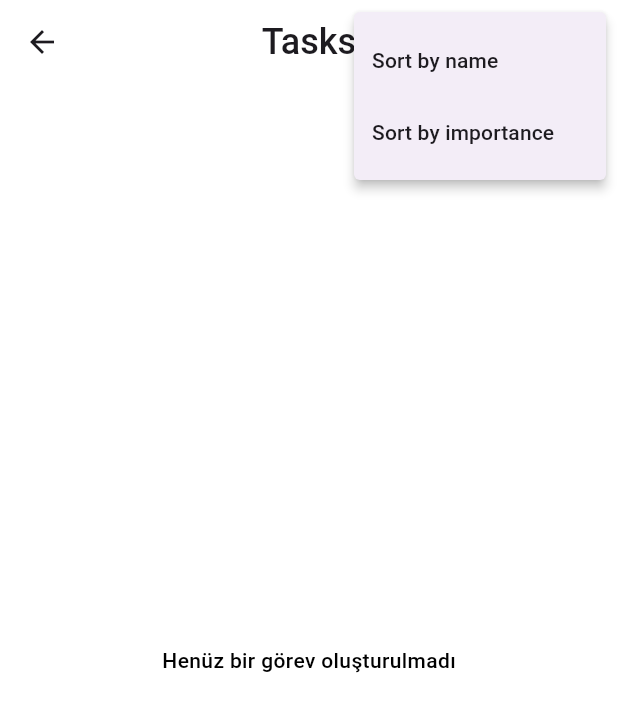
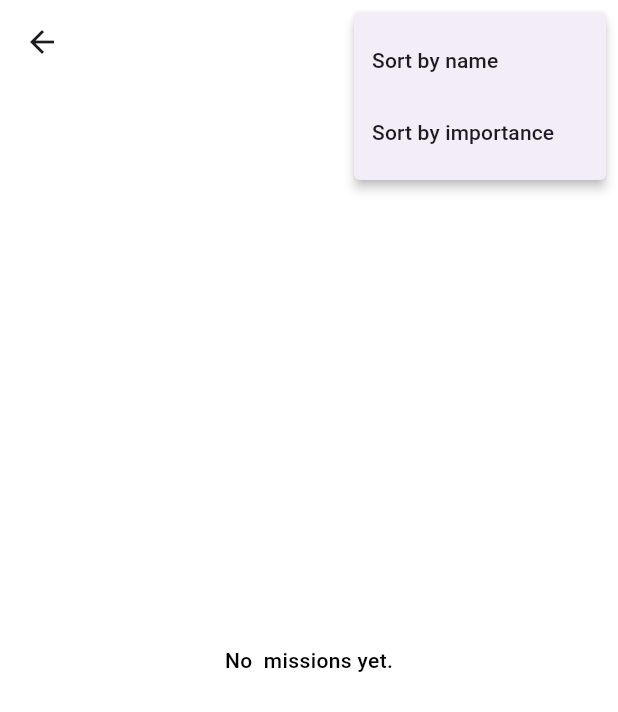
Before and after one commit to mustafanarin/Task-Track, a Flutter app: the TaskListPage screen opened directly with empty values, after a tap on the "menu" icon, on a phone screen of 412 x 824 dp. Shown: the top 712 px of the screen. Run offline on Flutter 3.47's test engine with Material 3 defaults, Android fonts, the phone set to English and light mode, and no system bars; our stand-ins replace animated_bottom_navigation_bar, animated_splash_screen, auto_route, cloud_firestore, equatable, firebase_auth and 9 more; accounts and stored records are empty; generated files the repository leaves out were written again.

```diff
--- a/lib/feature/home/view/task_list_page.dart
+++ b/lib/feature/home/view/task_list_page.dart
@@ -13,8 +13,8 @@ import 'package:todo_app/product/navigate/app_router.dart';
 class TaskListPage extends HookConsumerWidget {
   final int categoryId;
   final CategoryId category;
-   TaskListPage(this.categoryId, this.category, {super.key});
-
+  final String categoryName;
+  TaskListPage(this.categoryId, this.category, this.categoryName, {super.key});
 
   @override
   Widget build(BuildContext context, WidgetRef ref) {
@@ -29,7 +29,7 @@ class TaskListPage extends HookConsumerWidget {
 
     return Scaffold(
       appBar: AppBar(
-        title: const Text("Tasks"),
+        title: Text(categoryName),
         actions: [
           PopupMenuButton(
             icon: const Icon(Icons.menu_outlined),
@@ -51,7 +51,9 @@ class TaskListPage extends HookConsumerWidget {
         child: taskState.isLoading
             ? const Center(child: CircularProgressIndicator())
             : taskState.tasks.isEmpty
-                ? const Center(child: Text("Henüz bir görev oluşturulmadı", style: TextStyle(color: Colors.black)))
+                ?  Center(
+                    child: Text("No ${categoryName.toLowerCase()} missions yet.",
+                        style: TextStyle(color: Colors.black)))
                 : ListView.builder(
                     itemCount: taskState.tasks.length,
                     itemBuilder: (context, index) {
@@ -83,8 +85,8 @@ class TaskListPage extends HookConsumerWidget {
                                   colors: cardColor),
                             ),
                             child: ListTile(
-                          onTap: () =>
-                              context.pushRoute(TaskDetailRoute(model: task, category: category)),
+                              onTap: () => context.pushRoute(TaskDetailRoute(
+                                  model: task, category: category)),
                               title: Text(
                                 task.name,
                                 style: const TextStyle(
@@ -100,8 +102,8 @@ class TaskListPage extends HookConsumerWidget {
                                     direction: Axis.horizontal,
                                     allowHalfRating: false,
                                     itemCount: 5,
-                                itemPadding:
-                                    const EdgeInsets.symmetric(horizontal: 0),
+                                    itemPadding: const EdgeInsets.symmetric(
+                                        horizontal: 0),
                                     itemBuilder: (context, _) => const Icon(
                                       Icons.star,
                                       color: Colors.amber,
```
Also changed, not shown: lib/feature/home/view/home_page.dart (+33 -12 lines), lib/feature/home/view/task_edit_page.dart (+11 -0 lines), lib/feature/home/viewmodel/task_crud_viewmodel.dart (+34 -2 lines), lib/product/navigate/app_router.gr.dart. Lines whose indentation alone changed are shown as unchanged.
